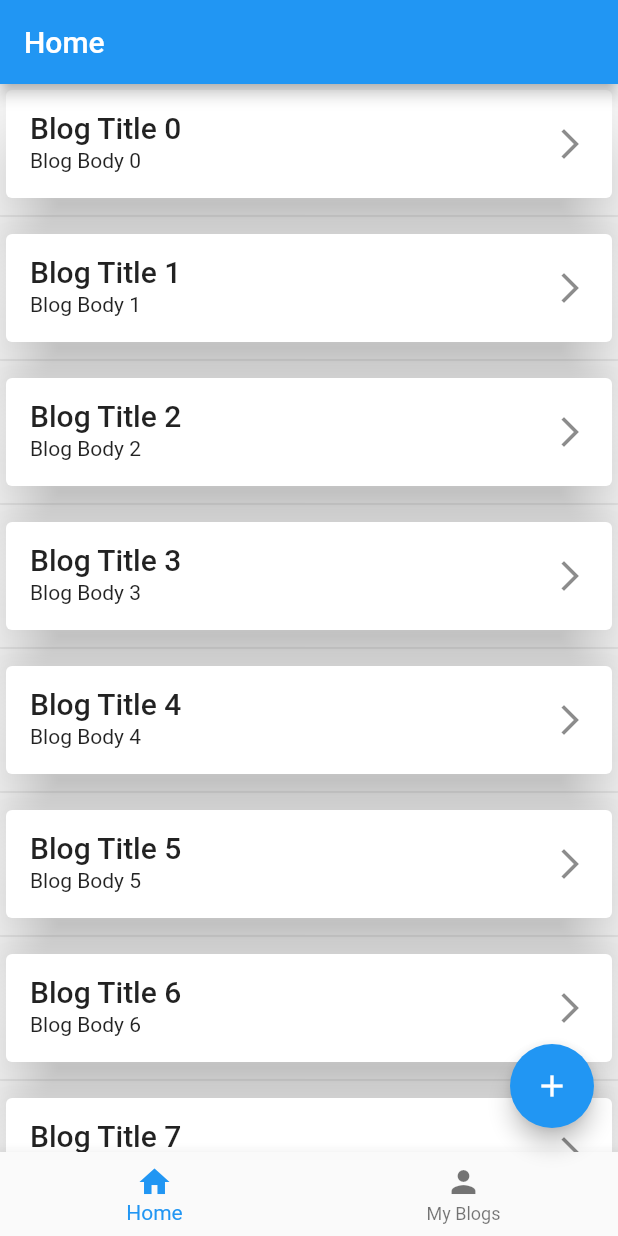
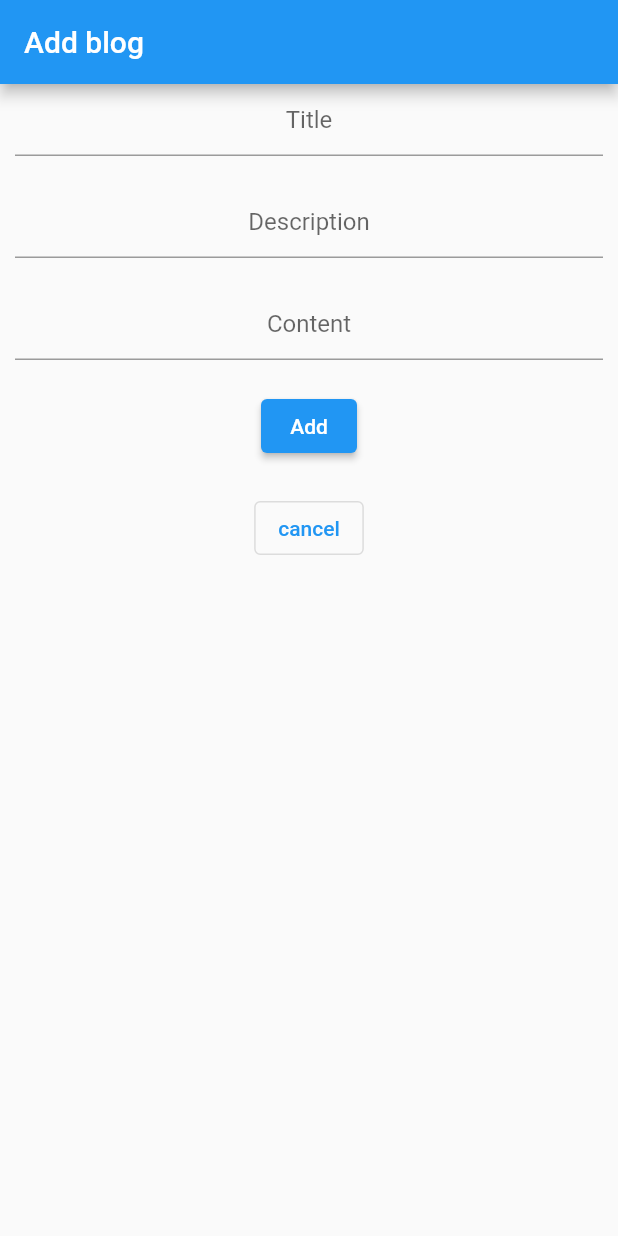
Before and after one commit to FaresMezenner/my_blogz, a Flutter app: the screen it shows after launch, after a tap on the "add" icon, on a phone screen of 412 x 824 dp. Run offline on Flutter 3.47's test engine with Material 2 defaults, Android fonts, the phone set to English and light mode, and no system bars.

Commit message:
Added add blog screen

```diff
--- /dev/null
+++ b/lib/presentation/screens/add_blog_screen.dart
@@ -0,0 +1,93 @@
+import 'package:flutter/material.dart';
+
+class AddBlogScreen extends StatelessWidget {
+  final titleController = TextEditingController();
+  final descriptionController = TextEditingController();
+  final contentController = TextEditingController();
+  AddBlogScreen({
+    super.key,
+  });
+
+  @override
+  Widget build(BuildContext context) {
+    return MaterialApp(
+      debugShowCheckedModeBanner: false,
+      theme: ThemeData(
+        colorScheme: ColorScheme.fromSwatch(
+          primarySwatch: Colors.blue,
+        ),
+      ),
+      title: "Add blog",
+      home: Scaffold(
+        appBar: AppBar(
+          title: const Text("Add blog"),
+        ),
+        body: Padding(
+          padding: const EdgeInsets.symmetric(horizontal: 10),
+          child: Column(
+            children: [
+              SingleChildScrollView(
+                child: Column(
+                  children: [
+                    TextField(
+                      controller: titleController,
+                      decoration: const InputDecoration(
+                        hintText: "Title",
+                      ),
+                      textAlign: TextAlign.center,
+                    ),
+                    const SizedBox(
+                      height: 20,
+                    ),
+                    TextField(
+                      controller: descriptionController,
+                      decoration: const InputDecoration(
+                        hintText: "Description",
+                      ),
+                      textAlign: TextAlign.center,
+                      maxLines: null,
+                    ),
+                    const SizedBox(
+                      height: 20,
+                    ),
+                    TextField(
+                      controller: contentController,
+                      decoration: const InputDecoration(
+                        hintText: "Content",
+                      ),
+                      textAlign: TextAlign.center,
+                    ),
+                    const SizedBox(
+                      height: 20,
+                    ),
+                    ElevatedButton(
+                      onPressed: () {
+                        Navigator.of(context).pop();
+                      },
+                      child: const Text(
+                        "Add",
+                        textAlign: TextAlign.center,
+                      ),
+                    ),
+                    const SizedBox(
+                      height: 20,
+                    ),
+                    OutlinedButton(
+                      onPressed: () {
+                        Navigator.of(context).pop();
+                      },
+                      child: const Text(
+                        "cancel",
+                        textAlign: TextAlign.center,
+                      ),
+                    ),
+                  ],
+                ),
+              ),
+            ],
+          ),
+        ),
+      ),
+    );
+  }
+}
--- a/lib/presentation/screens/main_screen.dart
+++ b/lib/presentation/screens/main_screen.dart
@@ -1,5 +1,6 @@
 import 'package:flutter/material.dart';
 import 'package:my_blogz/data/models/blog_mode.dart';
+import 'package:my_blogz/presentation/screens/add_blog_screen.dart';
 import 'package:my_blogz/presentation/widgets/home_page.dart';
 import 'package:my_blogz/presentation/widgets/my_blogs_page.dart';
 
@@ -12,19 +13,23 @@ class MainScreen extends StatefulWidget {
 
 class _MainScreenState extends State<MainScreen> {
   int selectedIndex = 0;
-  late List<BlogModel> blogs;
+  final List<BlogModel> blogs = [];
+  final List<BlogModel> myBlogs = [];
 
   @override
   void initState() {
-    blogs = [
-      for (int i = 0; i < 10; i++)
-        BlogModel(
+    for (int i = 0; i < 10; i++) {
+      final blog = BlogModel(
         title: 'Blog Title $i',
         description: 'Blog Body $i',
         content: "Blog Content $i",
         author: 'Blog Author $i',
-        )
-    ];
+      );
+      blogs.add(blog);
+      if (i % 3 == 0) {
+        myBlogs.add(blog);
+      }
+    }
     super.initState();
   }
 
@@ -35,16 +40,22 @@ class _MainScreenState extends State<MainScreen> {
         backgroundColor: Theme.of(context).colorScheme.primary,
         title: Text(selectedIndex == 0 ? 'Home' : 'My Blogs'),
       ),
-      body: selectedIndex == 0
-          ? RefreshIndicator(
+      body: RefreshIndicator(
         onRefresh: () async {},
-              child: HomePage(
+        child: selectedIndex == 0
+            ? HomePage(
                 blogs: blogs,
+              )
+            : MyBlogsPage(blogs: myBlogs),
       ),
-            )
-          : MyBlogsPage(blogs: blogs),
       floatingActionButton: FloatingActionButton(
-        onPressed: () {},
+        onPressed: () {
+          Navigator.of(context).push(
+            MaterialPageRoute(
+              builder: (context) => AddBlogScreen(),
+            ),
+          );
+        },
         child: const Icon(Icons.add),
       ),
       bottomNavigationBar: BottomNavigationBar(
--- a/lib/presentation/widgets/blog_card_view.dart
+++ b/lib/presentation/widgets/blog_card_view.dart
@@ -22,11 +22,11 @@ class BlogCardView extends StatelessWidget {
         child: ListTile(
           title: Text(
             blog.title,
-            style: Theme.of(context).textTheme.headline6,
+            style: Theme.of(context).textTheme.titleLarge,
           ),
           subtitle: Text(
             blog.description,
-            style: Theme.of(context).textTheme.bodyText2,
+            style: Theme.of(context).textTheme.bodyMedium,
           ),
           trailing: const Icon(Icons.arrow_forward_ios),
         ),
--- a/lib/presentation/widgets/my_blogs_page.dart
+++ b/lib/presentation/widgets/my_blogs_page.dart
@@ -17,22 +17,21 @@ class _MyBlogsPageState extends State<MyBlogsPage> {
       itemBuilder: (context, index) {
         return Dismissible(
           key: Key(widget.blogs[index].hashCode.toString()),
+          direction: DismissDirection.endToStart,
           onDismissed: (direction) {
-            if (direction == DismissDirection.endToStart) {
-              // setState(() {
+            setState(() {
               widget.blogs.removeAt(index);
-              // });
               ScaffoldMessenger.of(context).showSnackBar(
                 SnackBar(
                   content: Text(
                     'Blog Deleted',
-                    style: Theme.of(context).textTheme.bodyText2,
+                    style: Theme.of(context).textTheme.bodyMedium,
                   ),
                   backgroundColor: Theme.of(context).colorScheme.primary,
                   duration: const Duration(seconds: 1),
                 ),
               );
-            }
+            });
           },
           child: BlogCardView(
             blog: widget.blogs[index],
```
Lines whose indentation alone changed are shown as unchanged.
